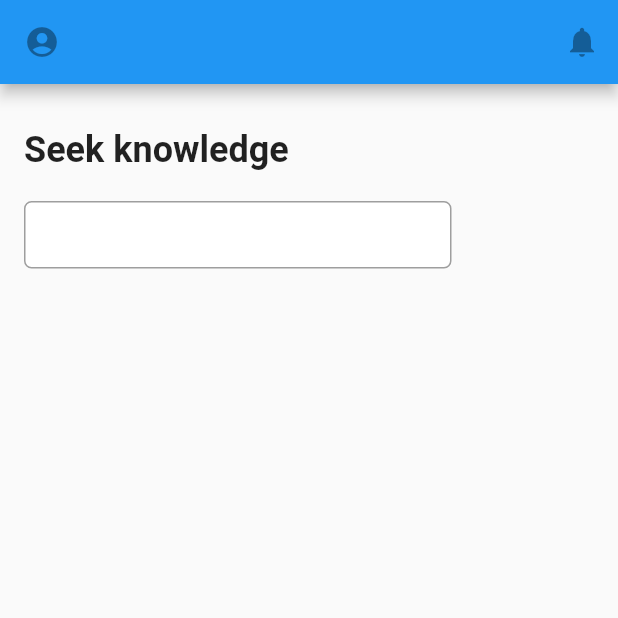
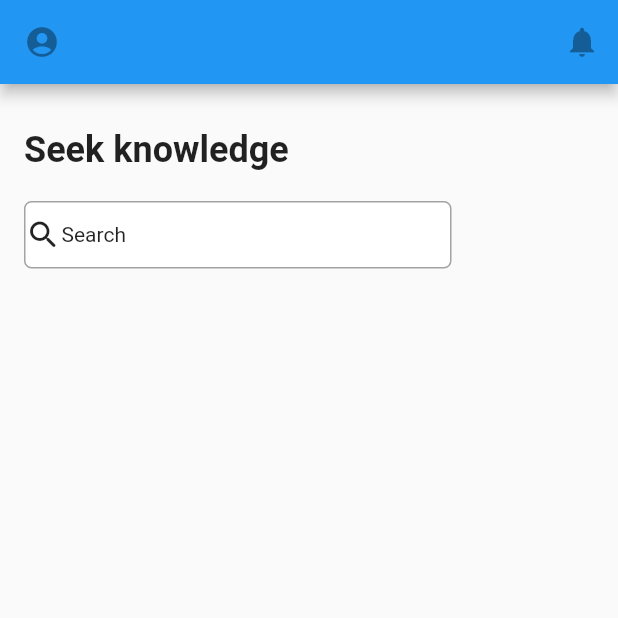
Before and after one commit to eaPeter/Accra_International_School_FlutterApp, a Flutter app: the screen it shows after launch, on a phone screen of 412 x 824 dp, the top half of it. Run offline on Flutter 3.47's test engine with Material 2 defaults, Android fonts, the phone set to English and light mode, and no system bars.

Commit message:
edit details in search bar

```diff
--- a/lib/main.dart
+++ b/lib/main.dart
@@ -41,9 +41,15 @@ class MyApp extends StatelessWidget {
                 height: 45,
                 decoration: BoxDecoration(
                   color: Colors.white,
-                  border: Border.all(color: Colors.grey, width: 1.0),
+                  border: Border.all(
+                      color: const Color.fromARGB(255, 163, 163, 162),
+                      width: 1.0),
                   borderRadius: const BorderRadius.all(Radius.circular(5)),
                 ),
+                child: Row(children: const [
+                  Icon(Icons.search_rounded),
+                  Text("Search"),
+                ]),
               ),
             ],
           ),
```
